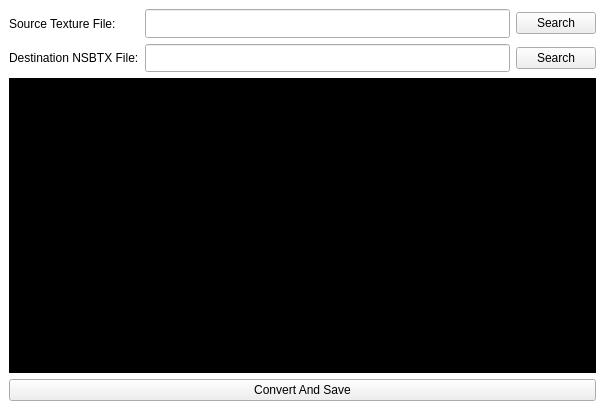
This is texturetonsbtx.ui in TheGameratorT/NitroModel_ConverterGUI as Qt 5 draws it before an edit. The edited form follows.
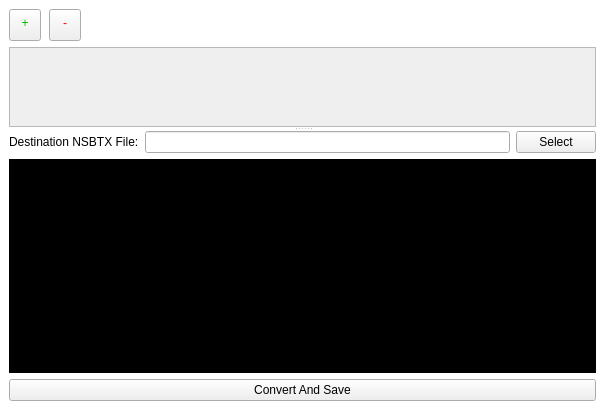
This is the edited form.

Commit message: Add textures to NSBTX support and update a bunch of stuff.

The edit to the form file:
```diff
--- a/texturetonsbtx.ui
+++ b/texturetonsbtx.ui
@@ -21,104 +21,111 @@
   <widget class="QWidget" name="centralwidget">
    <layout class="QVBoxLayout" name="verticalLayout">
     <item>
+     <widget class="QSplitter" name="splitter">
+      <property name="orientation">
+       <enum>Qt::Vertical</enum>
+      </property>
+      <widget class="QWidget" name="verticalLayoutWidget">
+       <layout class="QVBoxLayout" name="scrollarea_verticalLayout">
+        <item>
      <widget class="QWidget" name="widget" native="true">
-      <property name="sizePolicy">
-       <sizepolicy hsizetype="Expanding" vsizetype="Fixed">
-        <horstretch>0</horstretch>
-        <verstretch>0</verstretch>
-       </sizepolicy>
-      </property>
       <property name="minimumSize">
        <size>
         <width>0</width>
-        <height>63</height>
-       </size>
-      </property>
-      <property name="maximumSize">
+            <height>32</height>
+           </size>
+          </property>
+          <widget class="QPushButton" name="addTexture_pb">
+           <property name="geometry">
+            <rect>
+             <x>0</x>
+             <y>0</y>
+             <width>32</width>
+             <height>32</height>
+            </rect>
+           </property>
+           <property name="styleSheet">
+            <string notr="true">padding-top:-4px;
+color: rgb(0, 192, 0);
+font: 16pt &quot;MS Shell Dlg 2&quot;;</string>
+           </property>
+           <property name="text">
+            <string>+</string>
+           </property>
+           <property name="iconSize">
        <size>
-        <width>16777215</width>
-        <height>63</height>
-       </size>
-      </property>
-      <layout class="QHBoxLayout" name="horizontalLayout">
-       <property name="leftMargin">
-        <number>0</number>
-       </property>
-       <property name="topMargin">
-        <number>0</number>
-       </property>
-       <property name="rightMargin">
-        <number>0</number>
-       </property>
-       <property name="bottomMargin">
-        <number>0</number>
-       </property>
+             <width>32</width>
+             <height>32</height>
+            </size>
+           </property>
+          </widget>
+          <widget class="QPushButton" name="removeTexture_pb">
+           <property name="geometry">
+            <rect>
+             <x>40</x>
+             <y>0</y>
+             <width>32</width>
+             <height>32</height>
+            </rect>
+           </property>
+           <property name="styleSheet">
+            <string notr="true">padding-top:-4px;
+color: rgb(255, 0, 0);
+font: 16pt &quot;MS Shell Dlg 2&quot;;</string>
+           </property>
+           <property name="text">
+            <string>-</string>
+           </property>
+           <property name="iconSize">
+            <size>
+             <width>32</width>
+             <height>32</height>
+            </size>
+           </property>
+          </widget>
+         </widget>
+        </item>
+        <item>
+         <widget class="QScrollArea" name="textures_sa">
+          <property name="widgetResizable">
+           <bool>true</bool>
+          </property>
+          <widget class="QWidget" name="textures_sa_widget">
+           <property name="geometry">
+            <rect>
+             <x>0</x>
+             <y>0</y>
+             <width>579</width>
+             <height>85</height>
+            </rect>
+           </property>
+          </widget>
+         </widget>
+        </item>
+       </layout>
+      </widget>
+      <widget class="QWidget" name="verticalLayoutWidget_2">
+       <layout class="QVBoxLayout" name="console_verticalLayout">
        <item>
         <layout class="QGridLayout" name="gridLayout">
-         <item row="2" column="1">
-          <widget class="QLineEdit" name="path1_le">
-           <property name="sizePolicy">
-            <sizepolicy hsizetype="Expanding" vsizetype="Expanding">
-             <horstretch>0</horstretch>
-             <verstretch>0</verstretch>
-            </sizepolicy>
-           </property>
-          </widget>
-         </item>
-         <item row="2" column="0">
-          <widget class="QLabel" name="text1_label">
-           <property name="sizePolicy">
-            <sizepolicy hsizetype="Preferred" vsizetype="Preferred">
-             <horstretch>0</horstretch>
-             <verstretch>0</verstretch>
-            </sizepolicy>
-           </property>
+          <item row="0" column="1">
+           <widget class="QLineEdit" name="nsbtxPath_le"/>
+          </item>
+          <item row="0" column="2">
+           <widget class="QPushButton" name="selectNsbtxPath_pb">
            <property name="text">
-            <string>Source Texture File:</string>
+             <string>Select</string>
            </property>
           </widget>
          </item>
-         <item row="3" column="1">
-          <widget class="QLineEdit" name="path2_le">
-           <property name="sizePolicy">
-            <sizepolicy hsizetype="Expanding" vsizetype="Expanding">
-             <horstretch>0</horstretch>
-             <verstretch>0</verstretch>
-            </sizepolicy>
-           </property>
-          </widget>
-         </item>
-         <item row="3" column="0">
-          <widget class="QLabel" name="text2_label">
+          <item row="0" column="0">
+           <widget class="QLabel" name="label">
            <property name="text">
             <string>Destination NSBTX File:</string>
            </property>
           </widget>
          </item>
-         <item row="3" column="2">
-          <widget class="QPushButton" name="seachPath2_pb">
-           <property name="sizePolicy">
-            <sizepolicy hsizetype="Minimum" vsizetype="Fixed">
-             <horstretch>0</horstretch>
-             <verstretch>0</verstretch>
-            </sizepolicy>
-           </property>
-           <property name="text">
-            <string>Search</string>
-           </property>
-          </widget>
-         </item>
-         <item row="2" column="2">
-          <widget class="QPushButton" name="searchPath1_pb">
-           <property name="text">
-            <string>Search</string>
-           </property>
-          </widget>
-         </item>
-        </layout>
-       </item>
-      </layout>
-     </widget>
+         </layout>
     </item>
     <item>
      <widget class="QTextEdit" name="console_tb">
@@ -140,14 +147,10 @@
    </layout>
   </widget>
  </widget>
- <tabstops>
-  <tabstop>path1_le</tabstop>
-  <tabstop>searchPath1_pb</tabstop>
-  <tabstop>path2_le</tabstop>
-  <tabstop>seachPath2_pb</tabstop>
-  <tabstop>console_tb</tabstop>
-  <tabstop>convert_pb</tabstop>
- </tabstops>
+    </item>
+   </layout>
+  </widget>
+ </widget>
  <resources/>
  <connections/>
 </ui>
```
Lines whose indentation alone changed are shown as unchanged. The commit also changes 10 other files.
